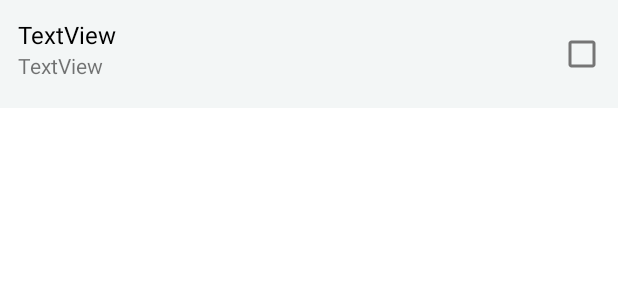
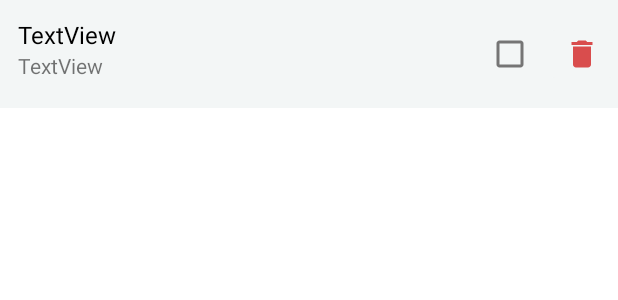
Before and after one commit to omprakash-mopuri-improve10x/ToDo, an Android app: the layout team_list_item.xml on its own in the app's theme, with its tools: preview values and no code run, on a phone screen of 412 x 824 dp. Shown: the top 300 px of the screen. Run offline under Robolectric (Android 15) with nearby library versions, the phone set to English and light mode, and no system bars.

Commit message:
Implemented delete functionality

```diff
--- a/app/src/main/java/com/example/todo/TaskViewHolder.java
+++ b/app/src/main/java/com/example/todo/TaskViewHolder.java
@@ -1,6 +1,7 @@
 package com.example.todo;
 
 import android.view.View;
+import android.widget.ImageButton;
 import android.widget.TextView;
 
 import androidx.annotation.NonNull;
@@ -10,10 +11,12 @@ public class TaskViewHolder extends RecyclerView.ViewHolder {
 
     public TextView taskNameTxt;
     public TextView taskDescriptionTxt;
+    public ImageButton deleteIb;
 
     public TaskViewHolder(@NonNull View itemView) {
         super(itemView);
         taskNameTxt = itemView.findViewById(R.id.task_name_txt);
         taskDescriptionTxt = itemView.findViewById(R.id.task_description_txt);
+        deleteIb = itemView.findViewById(R.id.delete_ib);
     }
 }
--- a/app/src/main/java/com/example/todo/TodoService.java
+++ b/app/src/main/java/com/example/todo/TodoService.java
@@ -4,8 +4,10 @@ import java.util.List;
 
 import retrofit2.Call;
 import retrofit2.http.Body;
+import retrofit2.http.DELETE;
 import retrofit2.http.GET;
 import retrofit2.http.POST;
+import retrofit2.http.Path;
 
 public interface TodoService {
 
@@ -14,4 +16,7 @@ public interface TodoService {
 
     @POST("omTodo")
     Call<Task> createTask(@Body Task task);
+
+    @DELETE("omTodo/{id}")
+    Call<Void> deleteTask(@Path("id") String id);
 }
--- /dev/null
+++ b/app/src/main/res/drawable/ic_baseline_delete_24.xml
@@ -0,0 +1,5 @@
+<vector android:height="24dp" android:tint="#D94D4D"
+    android:viewportHeight="24" android:viewportWidth="24"
+    android:width="24dp" xmlns:android="http://schemas.android.com/apk/res/android">
+    <path android:fillColor="@android:color/white" android:pathData="M6,19c0,1.1 0.9,2 2,2h8c1.1,0 2,-0.9 2,-2V7H6v12zM19,4h-3.5l-1,-1h-5l-1,1H5v2h14V4z"/>
+</vector>
--- a/app/src/main/res/layout/team_list_item.xml
+++ b/app/src/main/res/layout/team_list_item.xml
@@ -1,5 +1,6 @@
 <?xml version="1.0" encoding="utf-8"?>
 <LinearLayout xmlns:android="http://schemas.android.com/apk/res/android"
+    xmlns:app="http://schemas.android.com/apk/res-auto"
     android:layout_width="match_parent"
     android:layout_height="wrap_content"
     android:orientation="vertical"
@@ -32,7 +33,7 @@
             <TextView
                 android:id="@+id/task_description_txt"
                 android:layout_width="match_parent"
-                android:layout_height="wrap_content"
+                android:layout_height="match_parent"
                 android:text="TextView" />
         </LinearLayout>
 
@@ -40,6 +41,14 @@
             android:id="@+id/checkBox3"
             android:layout_width="wrap_content"
             android:layout_height="wrap_content" />
+
+        <ImageButton
+            android:id="@+id/delete_ib"
+            android:layout_width="wrap_content"
+            android:layout_height="wrap_content"
+            android:layout_gravity="center"
+            android:backgroundTint="#F3F6F6"
+            app:srcCompat="@drawable/ic_baseline_delete_24" />
     </LinearLayout>
 
 </LinearLayout>
```
Also changed, not shown: app/src/main/java/com/example/todo/OnItemActionListener.java (added, +8 -0 lines), app/src/main/java/com/example/todo/TaskAdapter.java (+8 -0 lines), app/src/main/java/com/example/todo/TaskListActivity.java (+29 -0 lines).
